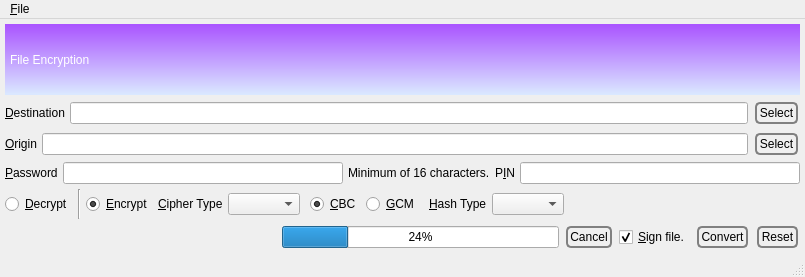
Above: GoldBug-UI/encryptfile.ui from xloem/spot-on-svn before the change. Below: the same form after it.
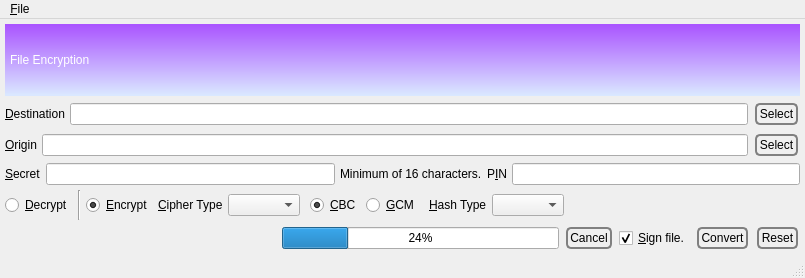
That is the form after the change. Icons and pictures are not drawn.

Patch:
```diff
--- a/GoldBug-UI/encryptfile.ui
+++ b/GoldBug-UI/encryptfile.ui
@@ -7,7 +7,7 @@
     <x>0</x>
     <y>0</y>
     <width>805</width>
-    <height>277</height>
+    <height>278</height>
    </rect>
   </property>
   <property name="windowIcon">
@@ -160,7 +160,7 @@
       <item>
        <widget class="QLabel" name="label_2">
         <property name="text">
-         <string>&amp;Password</string>
+         <string>&amp;Secret</string>
         </property>
         <property name="buddy">
          <cstring>password</cstring>
```
